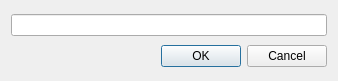
First picture: the form in gui/designer/input_password_dialog.ui, repository BlueWhaleMain/cipher-manager, before the edit.
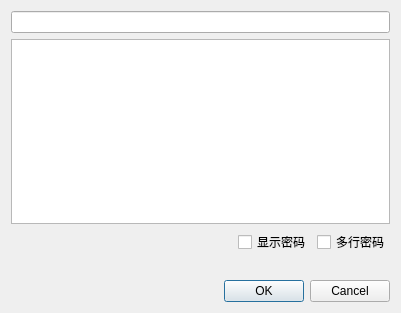
Second picture: the form after the edit.

Commit message: :sparkles: 允许输入多行与非ASCII字符的密码 :children_crossing: 密码验证失败会显示原因

```diff
--- a/gui/designer/input_password_dialog.ui
+++ b/gui/designer/input_password_dialog.ui
@@ -6,8 +6,8 @@
    <rect>
     <x>0</x>
     <y>0</y>
-    <width>338</width>
-    <height>81</height>
+    <width>401</width>
+    <height>313</height>
    </rect>
   </property>
   <property name="sizePolicy">
@@ -19,16 +19,49 @@
   <property name="windowTitle">
    <string>输入密码</string>
   </property>
-  <layout class="QGridLayout" name="gridLayout">
-   <item row="0" column="0">
-    <widget class="QLineEdit" name="lineEdit">
+  <layout class="QGridLayout" name="grid_layout">
+   <item row="0" column="0" colspan="3">
+    <widget class="QLineEdit" name="line_edit">
      <property name="echoMode">
       <enum>QLineEdit::Password</enum>
      </property>
     </widget>
    </item>
-   <item row="1" column="0">
-    <widget class="QDialogButtonBox" name="buttonBox">
+   <item row="1" column="0" colspan="3">
+    <widget class="QPlainTextEdit" name="plain_text_edit"/>
+   </item>
+   <item row="2" column="1">
+    <widget class="QCheckBox" name="show_password_check_box">
+     <property name="text">
+      <string>显示密码</string>
+     </property>
+    </widget>
+   </item>
+   <item row="2" column="0">
+    <spacer name="show_password_check_box_horizontal_spacer">
+     <property name="orientation">
+      <enum>Qt::Horizontal</enum>
+     </property>
+     <property name="sizeHint" stdset="0">
+      <size>
+       <width>40</width>
+       <height>20</height>
+      </size>
+     </property>
+    </spacer>
+   </item>
+   <item row="3" column="0" colspan="2">
+    <widget class="QLabel" name="error_label"/>
+   </item>
+   <item row="2" column="2">
+    <widget class="QCheckBox" name="multi_line_check_box">
+     <property name="text">
+      <string>多行密码</string>
+     </property>
+    </widget>
+   </item>
+   <item row="4" column="0" colspan="3">
+    <widget class="QDialogButtonBox" name="button_box">
      <property name="orientation">
       <enum>Qt::Horizontal</enum>
      </property>
```
Left out of the diff: 4 changed lines with no effect on the pictures. The commit also changes 3 other files.
